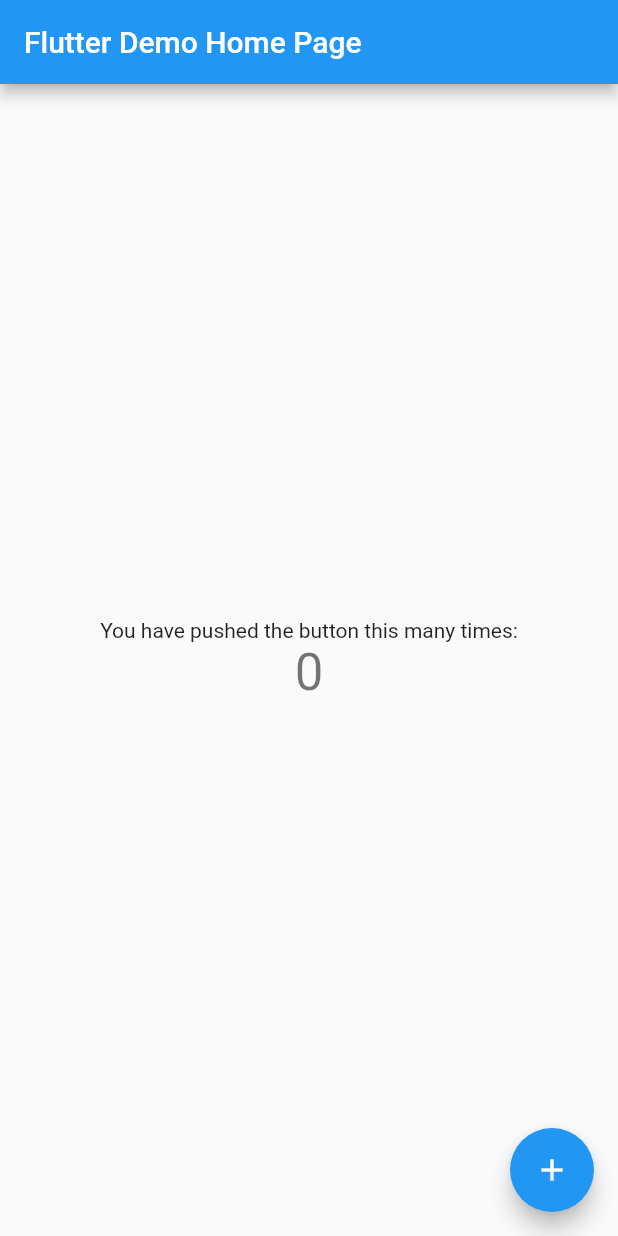
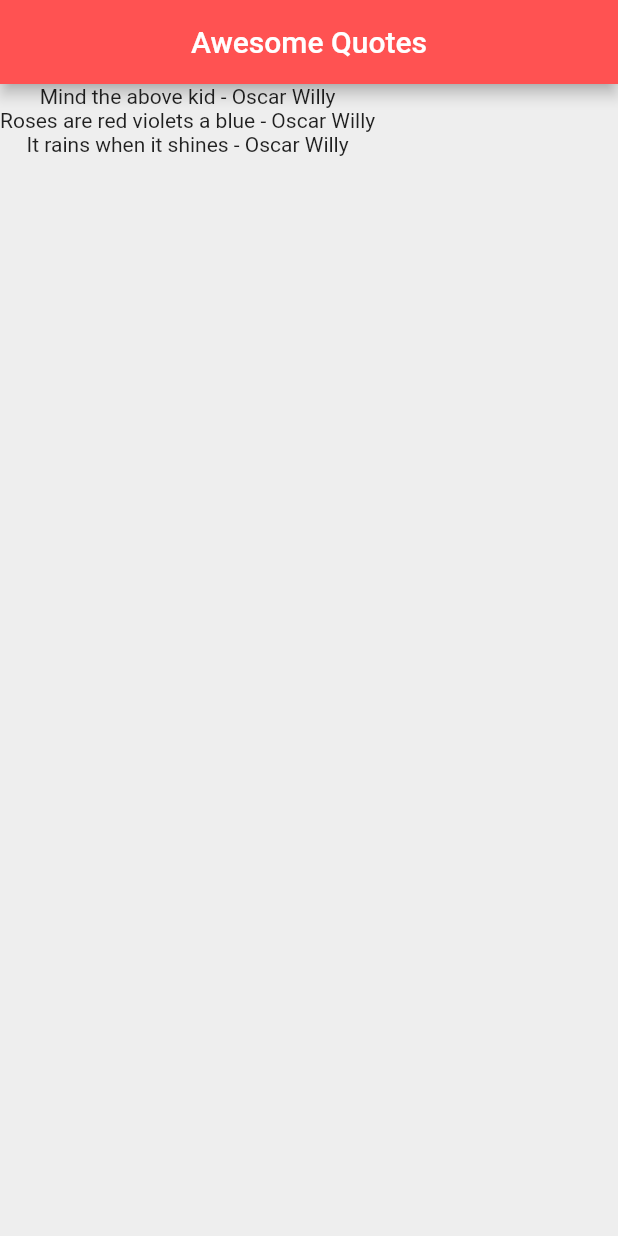
Before and after one commit to Davisdavy/Quote-pro, a Flutter app: the screen it shows after launch, on a phone screen of 412 x 824 dp. Run offline on Flutter 3.47's test engine with Material 2 defaults, Android fonts, the phone set to English and light mode, and no system bars.

Commit message:
Custom classes

```diff
--- /dev/null
+++ b/lib/Quote.dart
@@ -0,0 +1,9 @@
+class Quote {
+
+  String text;
+  String author;
+
+  Quote({this.text, this.author});
+
+
+}
--- a/lib/main.dart
+++ b/lib/main.dart
@@ -1,111 +1,38 @@
 import 'package:flutter/material.dart';
+import 'Quote.dart';
 
-void main() => runApp(MyApp());
+void main() => runApp(MaterialApp(
+  home: QuoteList(),
+));
 
-class MyApp extends StatelessWidget {
-  // This widget is the root of your application.
+class QuoteList extends StatefulWidget {
+  @override
+  _QuoteListState createState() => _QuoteListState();
+}
+
+class _QuoteListState extends State<QuoteList> {
+
+  List<Quote> quotes = [
+    Quote(author: 'Oscar Willy', text:'Mind the above kid' ),
+    Quote(author: 'Oscar Willy', text:'Roses are red violets a blue' ),
+    Quote(author: 'Oscar Willy', text:'It rains when it shines' )
+  ];
+
+
+
   @override
   Widget build(BuildContext context) {
-    return MaterialApp(
-      title: 'Flutter Demo',
-      theme: ThemeData(
-        // This is the theme of your application.
-        //
-        // Try running your application with "flutter run". You'll see the
-        // application has a blue toolbar. Then, without quitting the app, try
-        // changing the primarySwatch below to Colors.green and then invoke
-        // "hot reload" (press "r" in the console where you ran "flutter run",
-        // or simply save your changes to "hot reload" in a Flutter IDE).
-        // Notice that the counter didn't reset back to zero; the application
-        // is not restarted.
-        primarySwatch: Colors.blue,
+    return Scaffold(
+      backgroundColor: Colors.grey[200],
+      appBar: AppBar(
+        title: Text('Awesome Quotes'),
+        centerTitle: true,
+        backgroundColor: Colors.redAccent,
       ),
-      home: MyHomePage(title: 'Flutter Demo Home Page'),
+      body: Column(
+        children: quotes.map((quote) =>Text('${quote.text} - ${quote.author}')).toList(),
+
+      ),
     );
   }
 }
-
-class MyHomePage extends StatefulWidget {
-  MyHomePage({Key key, this.title}) : super(key: key);
-
-  // This widget is the home page of your application. It is stateful, meaning
-  // that it has a State object (defined below) that contains fields that affect
-  // how it looks.
-
-  // This class is the configuration for the state. It holds the values (in this
-  // case the title) provided by the parent (in this case the App widget) and
-  // used by the build method of the State. Fields in a Widget subclass are
-  // always marked "final".
-
-  final String title;
-
-  @override
-  _MyHomePageState createState() => _MyHomePageState();
-}
-
-class _MyHomePageState extends State<MyHomePage> {
-  int _counter = 0;
-
-  void _incrementCounter() {
-    setState(() {
-      // This call to setState tells the Flutter framework that something has
-      // changed in this State, which causes it to rerun the build method below
-      // so that the display can reflect the updated values. If we changed
-      // _counter without calling setState(), then the build method would not be
-      // called again, and so nothing would appear to happen.
-      _counter++;
-    });
-  }
-
-  @override
-  Widget build(BuildContext context) {
-    // This method is rerun every time setState is called, for instance as done
-    // by the _incrementCounter method above.
-    //
-    // The Flutter framework has been optimized to make rerunning build methods
-    // fast, so that you can just rebuild anything that needs updating rather
-    // than having to individually change instances of widgets.
-    return Scaffold(
-      appBar: AppBar(
-        // Here we take the value from the MyHomePage object that was created by
-        // the App.build method, and use it to set our appbar title.
-        title: Text(widget.title),
-      ),
-      body: Center(
-        // Center is a layout widget. It takes a single child and positions it
-        // in the middle of the parent.
-        child: Column(
-          // Column is also a layout widget. It takes a list of children and
-          // arranges them vertically. By default, it sizes itself to fit its
-          // children horizontally, and tries to be as tall as its parent.
-          //
-          // Invoke "debug painting" (press "p" in the console, choose the
-          // "Toggle Debug Paint" action from the Flutter Inspector in Android
-          // Studio, or the "Toggle Debug Paint" command in Visual Studio Code)
-          // to see the wireframe for each widget.
-          //
-          // Column has various properties to control how it sizes itself and
-          // how it positions its children. Here we use mainAxisAlignment to
-          // center the children vertically; the main axis here is the vertical
-          // axis because Columns are vertical (the cross axis would be
-          // horizontal).
-          mainAxisAlignment: MainAxisAlignment.center,
-          children: <Widget>[
-            Text(
-              'You have pushed the button this many times:',
-            ),
-            Text(
-              '$_counter',
-              style: Theme.of(context).textTheme.display1,
-            ),
-          ],
-        ),
-      ),
-      floatingActionButton: FloatingActionButton(
-        onPressed: _incrementCounter,
-        tooltip: 'Increment',
-        child: Icon(Icons.add),
-      ), // This trailing comma makes auto-formatting nicer for build methods.
-    );
-  }
-}
```
